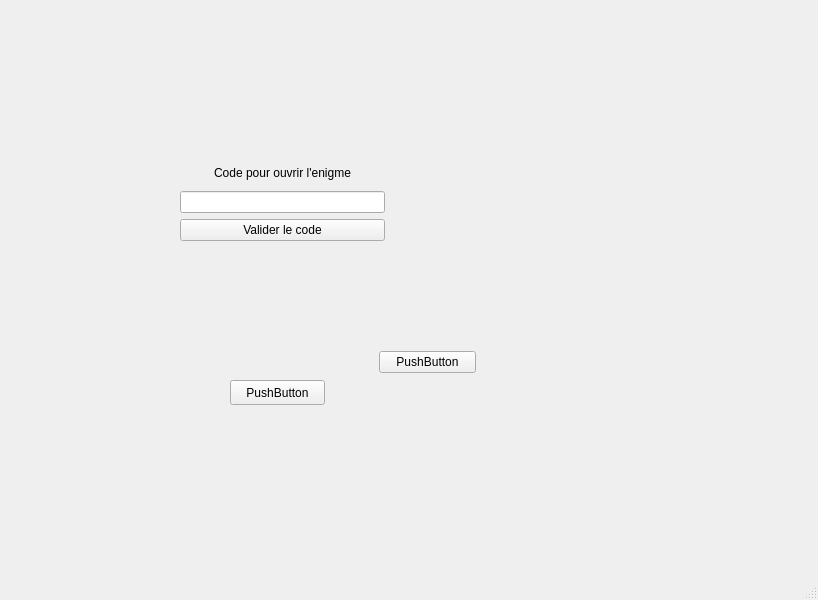
Qt form mainwindow.ui (Newtonietzsche/EscapeGameSoundApp) before a commit.
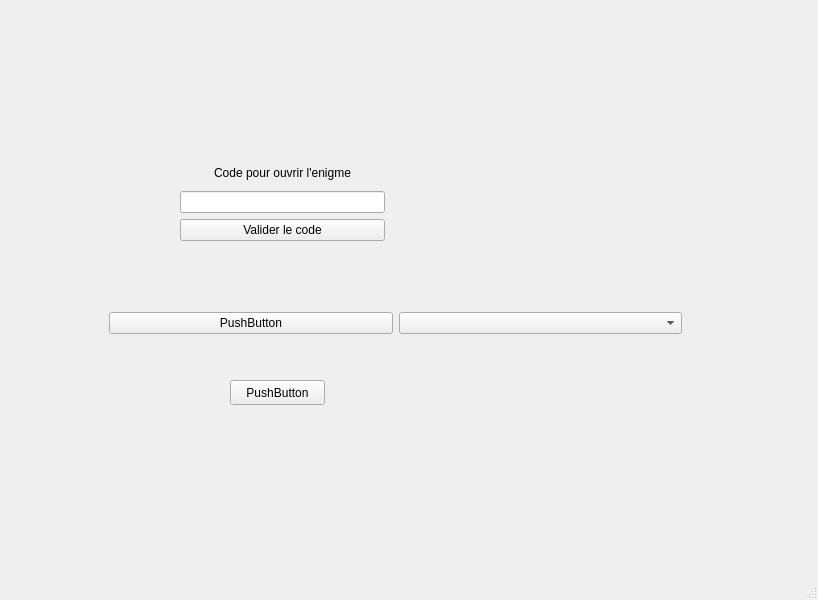
The same form after that commit.

The edit to the form file:
```diff
--- a/mainwindow.ui
+++ b/mainwindow.ui
@@ -72,34 +72,31 @@
    <widget class="QWidget" name="horizontalLayoutWidget_2">
     <property name="geometry">
      <rect>
-      <x>370</x>
-      <y>340</y>
-      <width>117</width>
+      <x>100</x>
+      <y>300</y>
+      <width>591</width>
       <height>47</height>
      </rect>
     </property>
-    <layout class="QHBoxLayout" name="horizontalLayout_2">
-     <item>
-      <widget class="QWidget" name="widget" native="true">
-       <widget class="QWidget" name="horizontalLayoutWidget">
-        <property name="geometry">
-         <rect>
-          <x>9</x>
-          <y>9</y>
-          <width>97</width>
-          <height>27</height>
-         </rect>
-        </property>
         <layout class="QHBoxLayout" name="horizontalLayout">
          <item>
+      <widget class="QWidget" name="widget" native="true">
+       <layout class="QHBoxLayout" name="horizontalLayout_3">
+        <item>
+         <layout class="QHBoxLayout" name="horizontalLayout_2">
+          <item>
           <widget class="QPushButton" name="pushButton_3">
            <property name="text">
             <string>PushButton</string>
            </property>
           </widget>
          </item>
-        </layout>
-       </widget>
+          <item>
+           <widget class="QComboBox" name="comboBox"/>
+          </item>
+         </layout>
+        </item>
+       </layout>
       </widget>
      </item>
     </layout>
```
Lines whose indentation alone changed are shown as unchanged.
